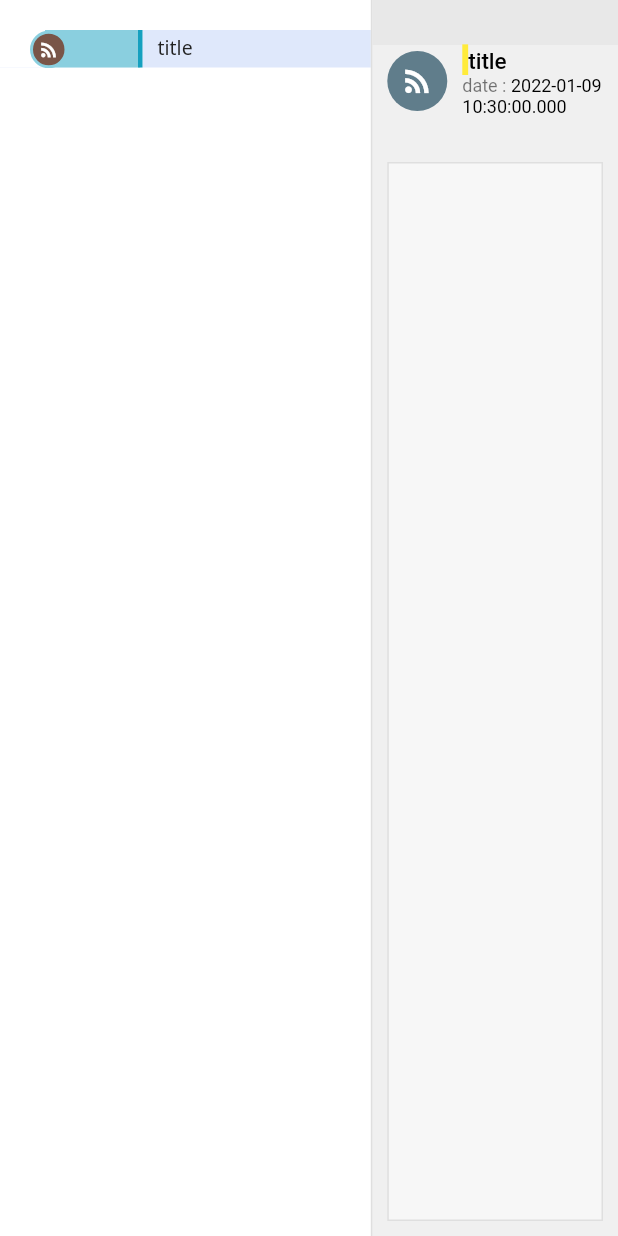
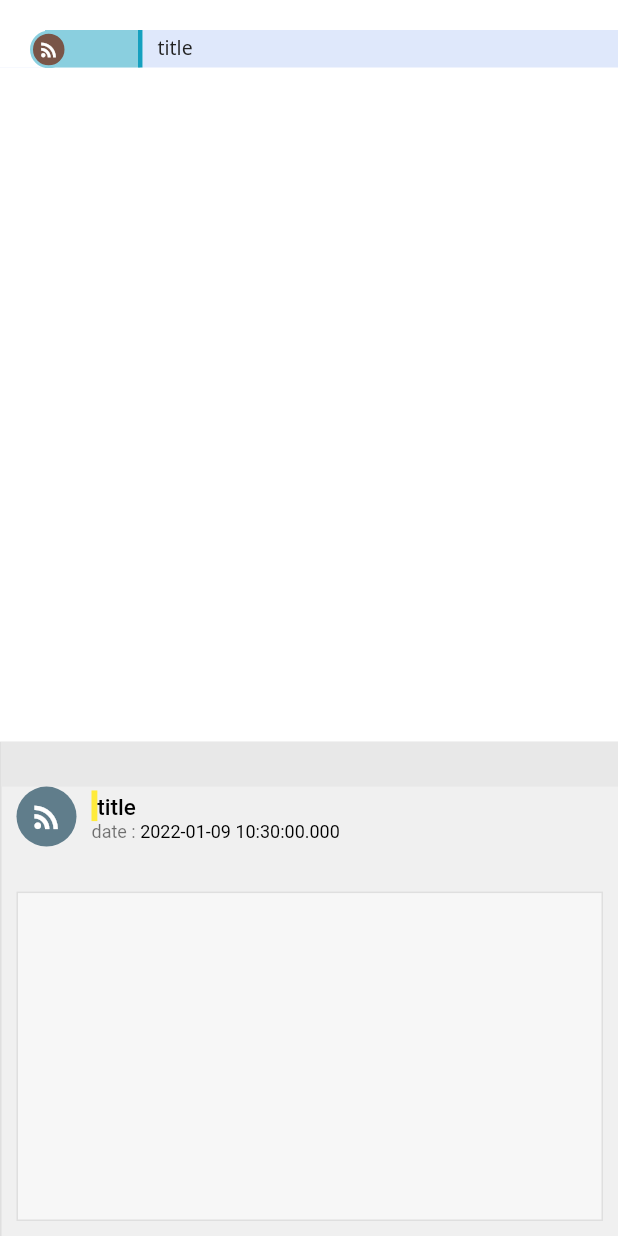
Before and after one commit to bebe0612/flutter_logcat, a Flutter app: the LogScreen widget shown alone on an empty page, opened directly, after a tap on "title", on a phone screen of 412 x 824 dp. Run offline on Flutter 3.47's test engine with Material 2 defaults, Android fonts, the phone set to English and light mode, and no system bars; our stand-ins replace freezed_annotation, shelf; missing offline and left inert: r_get_ip; statements that could not run were skipped.

```diff
--- a/lib/app/presentation/dashboard/log/log_screen.dart
+++ b/lib/app/presentation/dashboard/log/log_screen.dart
@@ -1,5 +1,6 @@
 import 'package:flutter/material.dart';
 import 'package:flutter_logcat/app/presentation/dashboard/log/log_view_controller.dart';
+import 'package:flutter_logcat/app/service/web_service.dart';
 import 'package:provider/provider.dart';
 
 import 'log_detail_panel.dart';
@@ -13,11 +14,13 @@ class LogScreen extends StatelessWidget {
   @override
   Widget build(BuildContext context) {
     final logViewController = Provider.of<LogViewController>(context);
+
     return Container(
       decoration: BoxDecoration(
         color: Theme.of(context).cardColor,
       ),
-      child: Row(
+      child: ReactiveColumnRow(
+        boundWidth: 800,
         children: [
           Expanded(
             flex: 6,
@@ -42,3 +45,23 @@ class LogScreen extends StatelessWidget {
     );
   }
 }
+
+class ReactiveColumnRow extends StatelessWidget {
+  const ReactiveColumnRow({
+    Key? key,
+    required this.children,
+    required this.boundWidth,
+  }) : super(key: key);
+  final List<Widget> children;
+  final double boundWidth;
+  @override
+  Widget build(BuildContext context) {
+    return boundWidth < MediaQuery.of(context).size.width
+        ? Row(
+            children: children,
+          )
+        : Column(
+            children: children,
+          );
+  }
+}
```
